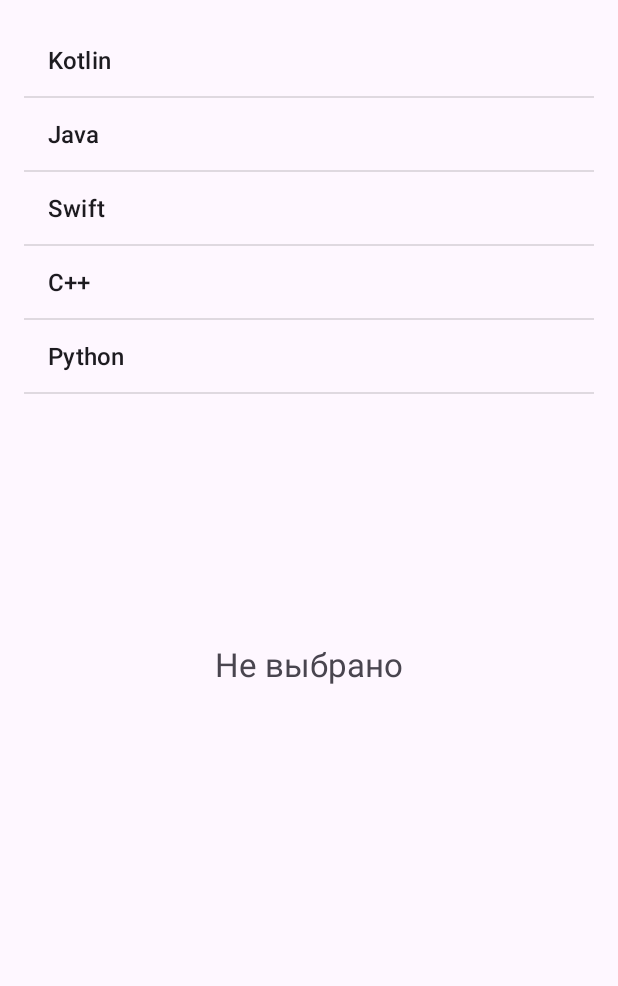
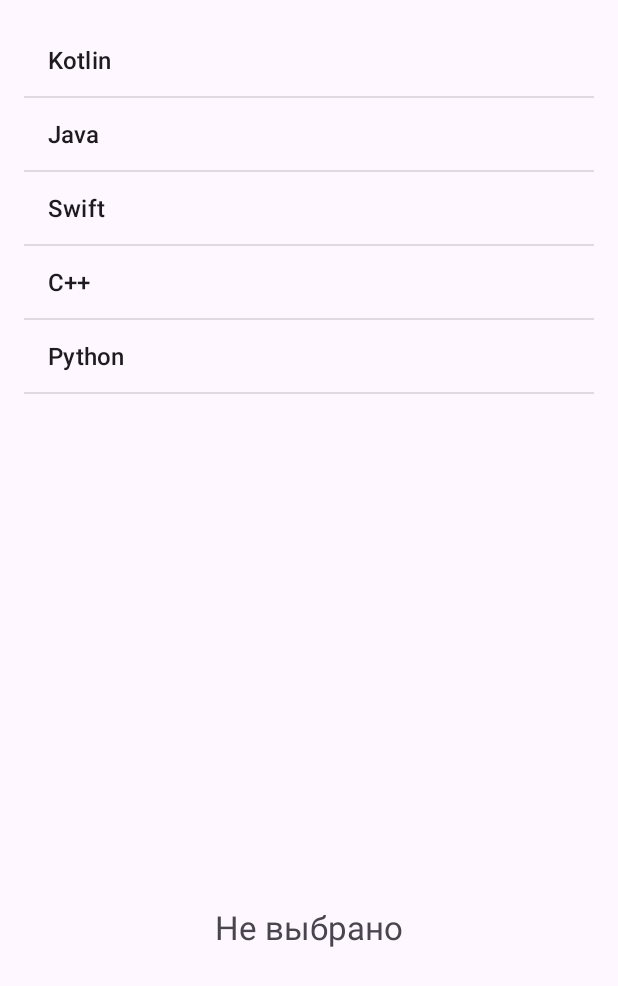
Before and after one commit to platonso/AndroidMireaLabs, an Android app: the screen it shows after launch (MainActivity), on a phone screen of 412 x 824 dp. Shown: the top 986 px of the screen. Run offline under Robolectric (Android 15) with nearby library versions, the phone set to English and light mode, and no system bars.

Commit message:
фрагменты в альбомном и портретном режиме

```diff
--- /dev/null
+++ b/app/src/main/res/layout-land/activity_main.xml
@@ -0,0 +1,26 @@
+<?xml version="1.0" encoding="utf-8"?>
+<androidx.constraintlayout.widget.ConstraintLayout xmlns:android="http://schemas.android.com/apk/res/android"
+    xmlns:app="http://schemas.android.com/apk/res-auto"
+    android:layout_width="match_parent"
+    android:layout_height="match_parent">
+
+    <androidx.fragment.app.FragmentContainerView
+        android:id="@+id/listFragment"
+        android:layout_width="0dp"
+        android:layout_height="0dp"
+        android:name="com.example.androidmirealabs.ListFragment"
+        app:layout_constraintLeft_toLeftOf="parent"
+        app:layout_constraintTop_toTopOf="parent"
+        app:layout_constraintRight_toLeftOf="@id/detailFragment"
+        app:layout_constraintBottom_toBottomOf="parent" />
+
+    <androidx.fragment.app.FragmentContainerView
+        android:id="@+id/detailFragment"
+        android:layout_width="0dp"
+        android:layout_height="0dp"
+        android:name="com.example.androidmirealabs.DetailFragment"
+        app:layout_constraintLeft_toRightOf="@id/listFragment"
+        app:layout_constraintTop_toTopOf="parent"
+        app:layout_constraintBottom_toBottomOf="parent"
+        app:layout_constraintRight_toRightOf="parent" />
+</androidx.constraintlayout.widget.ConstraintLayout>
--- a/app/src/main/res/layout/fragment_detail.xml
+++ b/app/src/main/res/layout/fragment_detail.xml
@@ -13,6 +13,7 @@
         android:layout_gravity="center"
         android:text="Не выбрано"
         android:textSize="22sp"
+        app:layout_constraintBottom_toBottomOf="parent"
         app:layout_constraintEnd_toEndOf="parent"
         app:layout_constraintStart_toStartOf="parent"
         app:layout_constraintTop_toTopOf="parent" />
```
